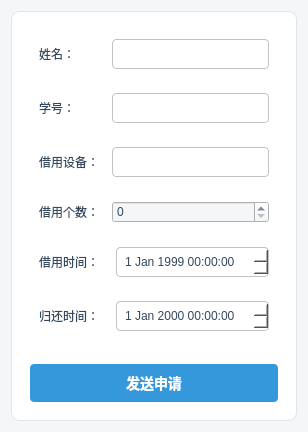
This is view/bookingService/sendrent.ui in JunWang666/LabNexus as Qt 5 draws it before an edit. The edited form follows.
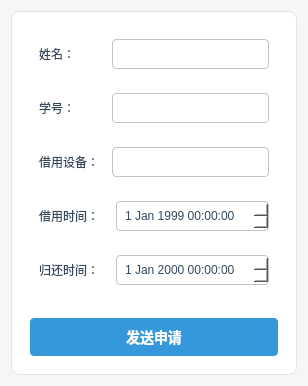
This is the edited form. Icons and pictures are not drawn.

```diff
--- a/view/bookingService/sendrent.ui
+++ b/view/bookingService/sendrent.ui
@@ -10,7 +10,7 @@
     <x>0</x>
     <y>0</y>
     <width>308</width>
-    <height>388</height>
+    <height>347</height>
    </rect>
   </property>
   <property name="windowTitle">
@@ -332,48 +332,6 @@
            </layout>
           </widget>
          </item>
-         <item>
-          <widget class="QFrame" name="frame_8">
-           <property name="frameShape">
-            <enum>QFrame::Shape::StyledPanel</enum>
-           </property>
-           <property name="frameShadow">
-            <enum>QFrame::Shadow::Raised</enum>
-           </property>
-           <layout class="QHBoxLayout" name="horizontalLayout_6">
-            <item>
-             <widget class="QLabel" name="label_6">
-              <property name="text">
-               <string>借用个数：</string>
-              </property>
-             </widget>
-            </item>
-            <item>
-             <spacer name="horizontalSpacer_4">
-              <property name="orientation">
-               <enum>Qt::Orientation::Horizontal</enum>
-              </property>
-              <property name="sizeHint" stdset="0">
-               <size>
-                <width>40</width>
-                <height>20</height>
-               </size>
-              </property>
-             </spacer>
-            </item>
-            <item>
-             <widget class="QSpinBox" name="numberSpinBox">
-              <property name="minimumSize">
-               <size>
-                <width>157</width>
-                <height>0</height>
-               </size>
-              </property>
-             </widget>
-            </item>
-           </layout>
-          </widget>
-         </item>
          <item>
           <widget class="QFrame" name="frame_6">
            <property name="frameShape">
```
Left out of the diff: 3 changed lines with no effect on the pictures.
